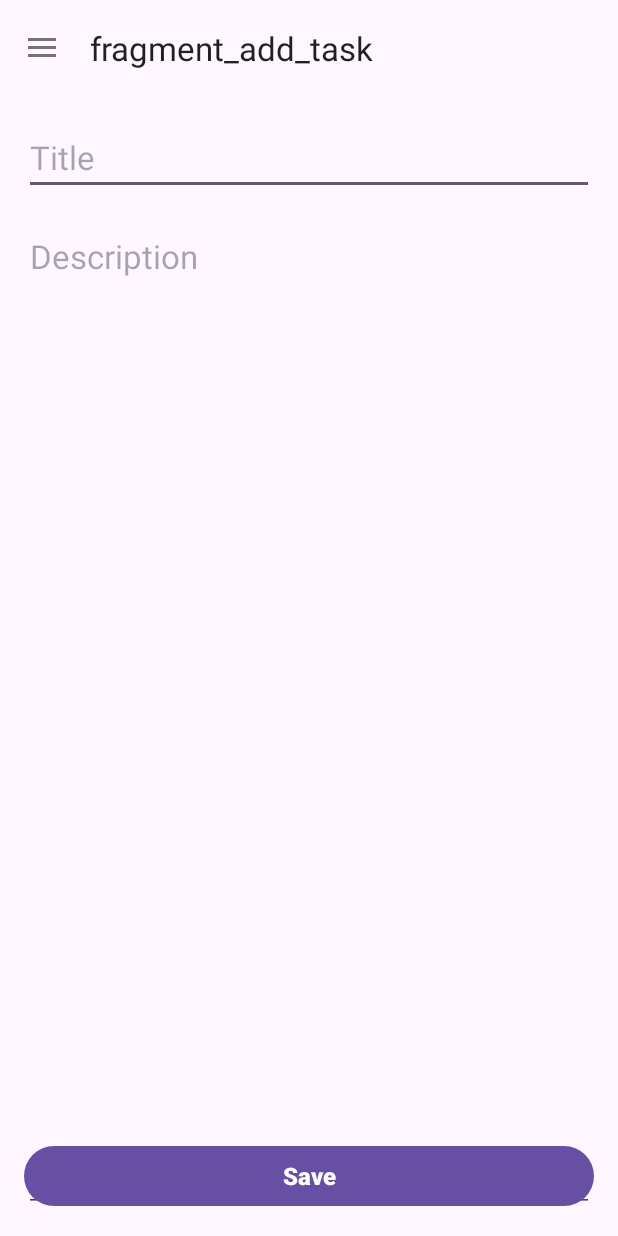
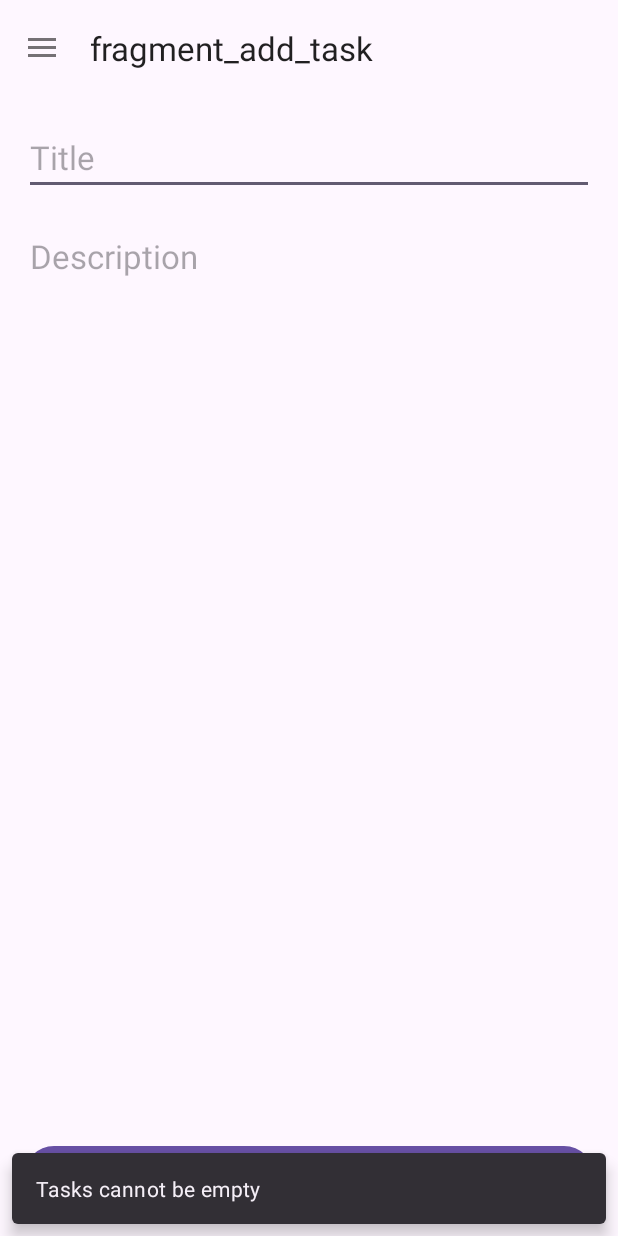
Before and after one commit to Uthoai/What-to-do, an Android app: the screen it shows after launch (MainActivity), after a tap on "Save", on a phone screen of 412 x 824 dp. Run offline under Robolectric (Android 15) with nearby library versions, the phone set to English and light mode, and no system bars; our stand-ins replace Room's generated code, data binding, navigation-ui.

Commit message:
snackbar, validation, char count

```diff
--- /dev/null
+++ b/app/src/main/java/com/example/what_to_do/utils/ViewExtensions.kt
@@ -0,0 +1,44 @@
+package com.example.what_to_do.utils
+
+import android.view.View
+import android.widget.TextView
+import androidx.lifecycle.LifecycleOwner
+import androidx.lifecycle.LiveData
+import com.google.android.material.snackbar.Snackbar
+
+
+fun View.showSnackBar(
+    lifecycleOwner: LifecycleOwner,
+    snackbarMsg: LiveData<Int>,
+    timeLength: Int = Snackbar.LENGTH_SHORT
+){
+    snackbarMsg.observe(lifecycleOwner){msg->
+        Snackbar.make(this,msg,timeLength).show()
+    }
+}
+
+fun String?.toTrimString(): String{
+    return this.toString().trim()
+}
+
+fun TextView.showChar(
+    lifecycleOwner: LifecycleOwner,
+    charMsg: LiveData<String>,
+) {
+    charMsg.observe(lifecycleOwner){ msg ->
+        if (msg.isEmpty()) {
+            inVisible()
+        } else {
+            visible()
+            text = "${msg.length}/20"
+        }
+    }
+}
+
+fun View.visible() {
+    this.visibility = View.VISIBLE
+}
+
+fun View.inVisible() {
+    this.visibility = View.INVISIBLE
+}
--- a/app/src/main/java/com/example/what_to_do/view/addtask/AddTaskFragment.kt
+++ b/app/src/main/java/com/example/what_to_do/view/addtask/AddTaskFragment.kt
@@ -9,6 +9,9 @@ import androidx.databinding.DataBindingUtil
 import androidx.fragment.app.viewModels
 import com.example.what_to_do.R
 import com.example.what_to_do.databinding.FragmentAddTaskBinding
+import com.example.what_to_do.utils.showChar
+import com.example.what_to_do.utils.showSnackBar
+import com.google.android.material.snackbar.Snackbar
 
 class AddTaskFragment : Fragment() {
     private lateinit var binding: FragmentAddTaskBinding
@@ -22,7 +25,28 @@ class AddTaskFragment : Fragment() {
         binding.viewModel = viewModel
         binding.lifecycleOwner = this.viewLifecycleOwner
 
+        bindUiMessage()
+
         return binding.root
     }
 
+    private fun bindUiMessage() {
+        binding.warningTextTaskTitle.showChar(lifecycleOwner = viewLifecycleOwner, viewModel.title)
+
+    }
+
+    override fun onViewCreated(view: View, savedInstanceState: Bundle?) {
+        super.onViewCreated(view, savedInstanceState)
+        setSnackbar(view)
+    }
+
+    private fun setSnackbar(view: View) {
+        view.showSnackBar(
+            lifecycleOwner = viewLifecycleOwner,
+            viewModel.snackbarMsg,
+            Snackbar.LENGTH_SHORT
+        )
+    }
+
+
 }
--- a/app/src/main/java/com/example/what_to_do/view/addtask/AddTaskViewModel.kt
+++ b/app/src/main/java/com/example/what_to_do/view/addtask/AddTaskViewModel.kt
@@ -5,8 +5,12 @@ import androidx.lifecycle.AndroidViewModel
 import androidx.lifecycle.MutableLiveData
 import androidx.lifecycle.ViewModel
 import androidx.lifecycle.viewModelScope
+import com.example.what_to_do.R
 import com.example.what_to_do.data.Task
 import com.example.what_to_do.data.source.DefaultTaskRepository
+import com.example.what_to_do.data.source.local.ToDoDatabase
+import com.example.what_to_do.utils.toTrimString
+import com.google.android.material.snackbar.Snackbar
 import kotlinx.coroutines.launch
 
 class AddTaskViewModel(application: Application): AndroidViewModel(application) {
@@ -14,13 +18,32 @@ class AddTaskViewModel(application: Application): AndroidViewModel(application)
     val title = MutableLiveData<String>()
     val description = MutableLiveData<String>()
     val repository : DefaultTaskRepository = DefaultTaskRepository.getInstance(application)
+
+    private val _snackbarMsg = MutableLiveData<Int>()
+    val snackbarMsg get() = _snackbarMsg
+
+    private val titleLength = 3
+
     fun saveTask() {
         val currentTitle = title.value
         val currentDescription = description.value
-        val task = Task(title = currentTitle.toString(), description = currentDescription.toString())
+        val task = Task(title = currentTitle.toTrimString(), description = currentDescription.toTrimString())
 
-        createTask(task)
+        if (isValidTask(currentTitle,currentDescription)){
+            createTask(task)
+        }
 
+    }
+
+    private fun isValidTask(currentTitle: String?, currentDescription: String?): Boolean{
+        if (currentTitle.isNullOrEmpty() || currentDescription.isNullOrEmpty()){
+            _snackbarMsg.postValue(R.string.empty_task_message)
+            return false
+        }
+        if (currentTitle.length <= titleLength){
+            _snackbarMsg.postValue(R.string.titleLenght)
+        }
+        return true
     }
 
     private fun createTask(task: Task) {
@@ -29,4 +52,5 @@ class AddTaskViewModel(application: Application): AndroidViewModel(application)
         }
     }
 
+
 }
--- a/app/src/main/res/layout/fragment_add_task.xml
+++ b/app/src/main/res/layout/fragment_add_task.xml
@@ -26,6 +26,16 @@
             android:hint="Title"
             android:textAppearance="@style/TextAppearance.Material3.TitleLarge"
             tools:ignore="Autofill,TextFields" />
+
+        <TextView
+            android:id="@+id/warning_text_task_title"
+            android:layout_width="wrap_content"
+            android:layout_height="wrap_content"
+            android:text="1/20"
+            android:textColor="#6B29DF"
+            android:visibility="invisible"
+            app:layout_constraintStart_toStartOf="@id/editTextTitle"
+            app:layout_constraintTop_toBottomOf="@id/editTextTitle"/>
 
         <EditText
             android:text="@={viewModel.description}"
--- a/app/src/main/res/values/strings.xml
+++ b/app/src/main/res/values/strings.xml
@@ -47,5 +47,6 @@
     <string name="no_tasks_image_content_description">No tasks image</string>
     <!-- TODO: Remove or change this placeholder text -->
     <string name="hello_blank_fragment">Hello blank fragment</string>
+    <string name="titleLenght">Title lenght must be 3 or more</string>
 
 </resources>
```
